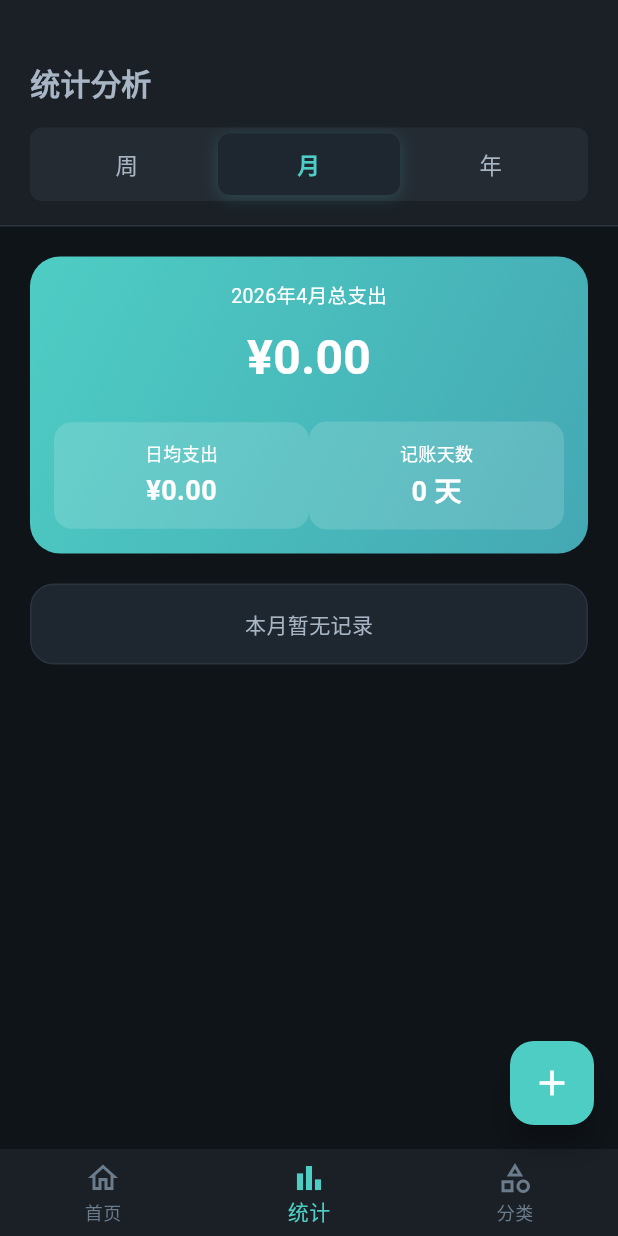
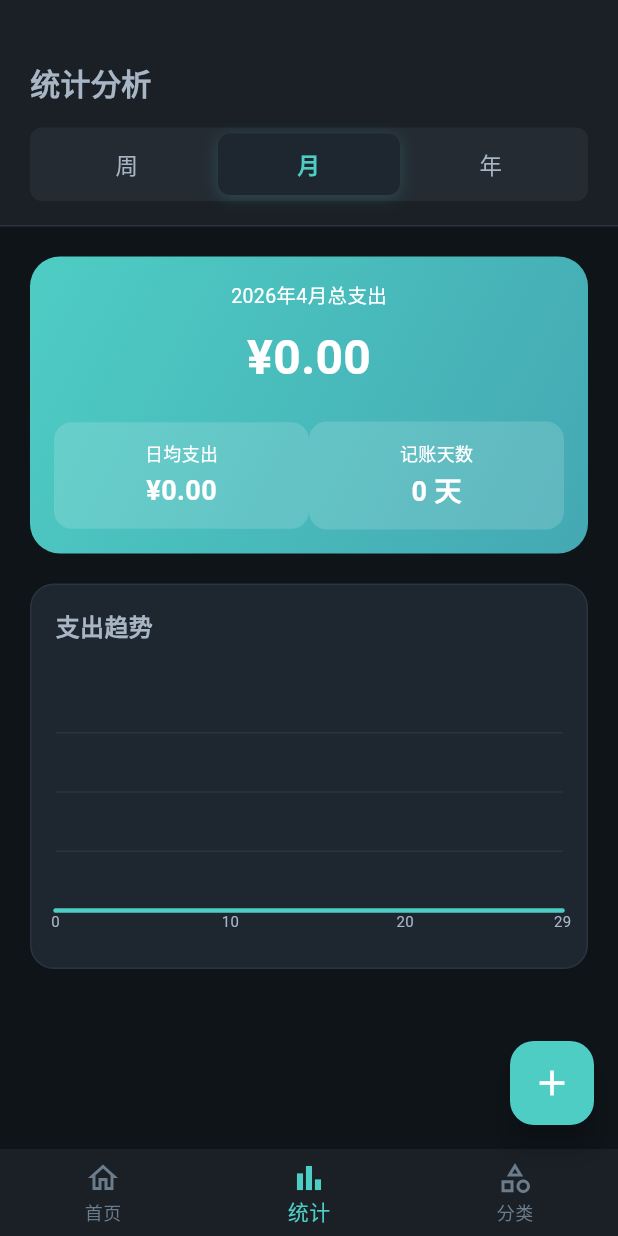
Before and after one commit to YanZiBin/qingji, a Flutter app: the screen it shows after launch, item 2 of the bottom bar chosen, on a phone screen of 412 x 824 dp. Run offline on Flutter 3.47's test engine with Material 3 defaults, Android fonts, the phone set to English and light mode, and no system bars; drawn by our look-alikes of fl_chart; our stand-ins replace sqflite; accounts and stored records are empty.

Commit message:
feat: 实现周/月/年维度统计切换
1. 总支出卡片根据维度变化
   - 周：显示'本周总支出'、日均支出、记账天数
   - 月：显示'X 月总支出'、日均支出、记账天数
   - 年：显示'X 年总支出'、月均支出、记账月数

2. 支出趋势图根据维度变化
   - 周：显示周一到周日 7 天数据
   - 月：显示 1 号到最后一天的数据
   - 年：显示 1-12 月数据
   - X 轴标签动态变化（周 X/日期/X 月）
   - 触摸提示显示对应维度标签

3. 新增辅助方法
   - _getTimeRangeData: 计算不同时间范围的支出数据
   - _getChartData: 生成不同维度的图表数据
   - _getXAxisLabel: 生成 X 轴标签
   - _getTooltipLabel: 生成触摸提示标签

```diff
--- a/lib/screens/stats/stats_screen.dart
+++ b/lib/screens/stats/stats_screen.dart
@@ -128,31 +128,12 @@ class _StatsScreenState extends State<StatsScreen> {
   Widget _buildSummaryCard() {
     return Consumer<RecordProvider>(
       builder: (context, provider, _) {
-        final summary = provider.monthSummary;
-        final expense = summary['expense'] ?? 0.0;
-
-        // 计算当月实际天数
-        final now = DateTime.now();
-        final selectedMonth = provider.selectedMonth;
-        final isCurrentMonth =
-            selectedMonth.year == now.year && selectedMonth.month == now.month;
-
-        // 如果是当月，使用今天的天数；否则使用当月总天数
-        final daysInMonth = DateTime(
-          selectedMonth.year,
-          selectedMonth.month + 1,
-          0,
-        ).day;
-        final daysToCount = isCurrentMonth ? now.day : daysInMonth;
-
-        // 计算实际记账天数（去重）
-        final uniqueDays = provider.records
-            .map(
-              (r) =>
-                  DateTime(r.dateTime.year, r.dateTime.month, r.dateTime.day),
-            )
-            .toSet()
-            .length;
+        // 根据时间维度计算数据
+        final timeRangeData = _getTimeRangeData(provider);
+        final expense = timeRangeData['expense'] ?? 0.0;
+        final periodLabel = timeRangeData['label'] as String;
+        final periodCount = timeRangeData['count'] as int;
+        final uniquePeriods = timeRangeData['uniquePeriods'] as int;
 
         return Container(
           padding: const EdgeInsets.all(AppDimensions.cardPadding),
@@ -163,7 +144,7 @@ class _StatsScreenState extends State<StatsScreen> {
           child: Column(
             children: [
               Text(
-                '${DateFormatter.yearMonth(provider.selectedMonth)}总支出',
+                periodLabel,
                 style: const TextStyle(fontSize: 13, color: Colors.white),
               ),
               const SizedBox(height: 8),
@@ -180,11 +161,18 @@ class _StatsScreenState extends State<StatsScreen> {
                 children: [
                   Expanded(
                     child: _buildSummaryItem(
-                      '日均支出',
-                      CurrencyFormatter.format(expense / daysToCount),
+                      _getAverageLabel(),
+                      CurrencyFormatter.format(
+                        _getAverageValue(expense, periodCount),
                       ),
                     ),
-                  Expanded(child: _buildSummaryItem('记账天数', '$uniqueDays 天')),
+                  ),
+                  Expanded(
+                    child: _buildSummaryItem(
+                      _getRecordPeriodsLabel(),
+                      '$uniquePeriods ${_getRecordPeriodsUnit()}',
+                    ),
+                  ),
                 ],
               ),
             ],
@@ -192,6 +180,110 @@ class _StatsScreenState extends State<StatsScreen> {
         );
       },
     );
+  }
+
+  Map<String, dynamic> _getTimeRangeData(RecordProvider provider) {
+    final now = DateTime.now();
+    final records = provider.records;
+
+    if (_timeIndex == 0) {
+      // 周：计算本周数据
+      final weekStart = now.subtract(Duration(days: now.weekday - 1));
+      final weekStartDateTime = DateTime(
+        weekStart.year,
+        weekStart.month,
+        weekStart.day,
+      );
+      final weekRecords = records
+          .where((r) => r.dateTime.isAfter(weekStartDateTime))
+          .toList();
+      final expense = weekRecords.fold<double>(
+        0,
+        (sum, r) => r.type == RecordType.expense ? sum + r.amount : sum,
+      );
+      final uniqueDays = weekRecords
+          .map(
+            (r) => DateTime(r.dateTime.year, r.dateTime.month, r.dateTime.day),
+          )
+          .toSet()
+          .length;
+
+      return {
+        'expense': expense,
+        'label': '本周总支出',
+        'count': 7,
+        'uniquePeriods': uniqueDays,
+      };
+    } else if (_timeIndex == 1) {
+      // 月：计算本月数据
+      final summary = provider.monthSummary;
+      final expense = summary['expense'] ?? 0.0;
+      final selectedMonth = provider.selectedMonth;
+      final isCurrentMonth =
+          selectedMonth.year == now.year && selectedMonth.month == now.month;
+      final daysInMonth = DateTime(
+        selectedMonth.year,
+        selectedMonth.month + 1,
+        0,
+      ).day;
+      final daysToCount = isCurrentMonth ? now.day : daysInMonth;
+      final uniqueDays = records
+          .map(
+            (r) => DateTime(r.dateTime.year, r.dateTime.month, r.dateTime.day),
+          )
+          .toSet()
+          .length;
+
+      return {
+        'expense': expense,
+        'label': '${DateFormatter.yearMonth(selectedMonth)}总支出',
+        'count': daysToCount,
+        'uniquePeriods': uniqueDays,
+      };
+    } else {
+      // 年：计算本年数据
+      final yearStart = DateTime(now.year, 1, 1);
+      final yearRecords = records
+          .where((r) => r.dateTime.isAfter(yearStart))
+          .toList();
+      final expense = yearRecords.fold<double>(
+        0,
+        (sum, r) => r.type == RecordType.expense ? sum + r.amount : sum,
+      );
+      final uniqueMonths = yearRecords
+          .map((r) => DateTime(r.dateTime.year, r.dateTime.month))
+          .toSet()
+          .length;
+
+      return {
+        'expense': expense,
+        'label': '${now.year}年总支出',
+        'count': now.month,
+        'uniquePeriods': uniqueMonths,
+      };
+    }
+  }
+
+  String _getAverageLabel() {
+    if (_timeIndex == 0) return '日均支出';
+    if (_timeIndex == 1) return '日均支出';
+    return '月均支出';
+  }
+
+  double _getAverageValue(double expense, int periodCount) {
+    return periodCount > 0 ? expense / periodCount : 0;
+  }
+
+  String _getRecordPeriodsLabel() {
+    if (_timeIndex == 0) return '记账天数';
+    if (_timeIndex == 1) return '记账天数';
+    return '记账月数';
+  }
+
+  String _getRecordPeriodsUnit() {
+    if (_timeIndex == 0) return '天';
+    if (_timeIndex == 1) return '天';
+    return '月';
   }
 
   Widget _buildSummaryItem(String label, String value) {
@@ -224,7 +316,9 @@ class _StatsScreenState extends State<StatsScreen> {
   Widget _buildTrendChart() {
     return Consumer<RecordProvider>(
       builder: (context, provider, _) {
-        if (provider.records.isEmpty) {
+        final chartData = _getChartData(provider);
+        if (chartData['spots'] == null ||
+            (chartData['spots'] as List).isEmpty) {
           return _buildEmptyChart();
         }
 
@@ -251,7 +345,7 @@ class _StatsScreenState extends State<StatsScreen> {
                     gridData: FlGridData(
                       show: true,
                       drawVerticalLine: false,
-                      horizontalInterval: _calculateMaxY(provider) / 4,
+                      horizontalInterval: (chartData['maxY'] as double) / 4,
                       getDrawingHorizontalLine: (value) {
                         return FlLine(color: AppColors.bgHover, strokeWidth: 1);
                       },
@@ -261,11 +355,11 @@ class _StatsScreenState extends State<StatsScreen> {
                       bottomTitles: AxisTitles(
                         sideTitles: SideTitles(
                           showTitles: true,
-                          interval: _getLabelInterval(provider),
+                          interval: chartData['labelInterval'] as double,
                           getTitlesWidget: (value, meta) {
-                            final day = value.toInt() + 1;
+                            final label = _getXAxisLabel(value.toInt());
                             return Text(
-                              '$day',
+                              label,
                               style: const TextStyle(
                                 fontSize: 10,
                                 color: AppColors.textSecondary,
@@ -286,18 +380,38 @@ class _StatsScreenState extends State<StatsScreen> {
                     ),
                     borderData: FlBorderData(show: false),
                     minX: 0,
-                    maxX: _getMaxX(provider).toDouble(),
+                    maxX: chartData['maxX'] as double,
                     minY: 0,
-                    maxY: _calculateMaxY(provider),
-                    lineBarsData: _generateLineBars(provider),
+                    maxY: chartData['maxY'] as double,
+                    lineBarsData: [
+                      LineChartBarData(
+                        spots: chartData['spots'] as List<FlSpot>,
+                        isCurved: true,
+                        color: AppColors.accent,
+                        barWidth: 3,
+                        isStrokeCapRound: true,
+                        dotData: FlDotData(show: false),
+                        belowBarData: BarAreaData(
+                          show: true,
+                          gradient: LinearGradient(
+                            begin: Alignment.topCenter,
+                            end: Alignment.bottomCenter,
+                            colors: [
+                              AppColors.accent.withOpacity(0.3),
+                              AppColors.accent.withOpacity(0.05),
+                            ],
+                          ),
+                        ),
+                      ),
+                    ],
                     lineTouchData: LineTouchData(
                       enabled: true,
                       touchTooltipData: LineTouchTooltipData(
                         getTooltipItems: (touchedSpots) {
                           return touchedSpots.map((spot) {
-                            final day = spot.x.toInt() + 1;
+                            final label = _getTooltipLabel(spot.x.toInt());
                             return LineTooltipItem(
-                              '$day 日\n¥${spot.y.toStringAsFixed(2)}',
+                              '$label\n¥${spot.y.toStringAsFixed(2)}',
                               const TextStyle(
                                 color: Colors.white,
                                 fontWeight: FontWeight.bold,
@@ -317,113 +431,126 @@ class _StatsScreenState extends State<StatsScreen> {
     );
   }
 
-  double _calculateMaxY(RecordProvider provider) {
+  Map<String, dynamic> _getChartData(RecordProvider provider) {
+    final now = DateTime.now();
+    final records = provider.records;
+    List<FlSpot> spots = [];
+    double maxY = 100;
+    double maxX = 0;
+    double labelInterval = 1;
+
+    if (_timeIndex == 0) {
+      // 周：显示本周 7 天的数据
+      final weekStart = now.subtract(Duration(days: now.weekday - 1));
+      final weekStartDateTime = DateTime(
+        weekStart.year,
+        weekStart.month,
+        weekStart.day,
+      );
+
+      final dailyTotals = <int, double>{};
+      for (var i = 0; i < 7; i++) {
+        dailyTotals[i] = 0.0;
+      }
+
+      for (var record in records) {
+        if (record.dateTime.isAfter(weekStartDateTime) &&
+            record.type == RecordType.expense) {
+          final dayIndex = record.dateTime.difference(weekStartDateTime).inDays;
+          dailyTotals[dayIndex] = (dailyTotals[dayIndex] ?? 0) + record.amount;
+        }
+      }
+
+      spots = List.generate(
+        7,
+        (i) => FlSpot(i.toDouble(), dailyTotals[i] ?? 0.0),
+      );
+      maxY = dailyTotals.values.reduce((a, b) => a > b ? a : b);
+      maxX = 6;
+      labelInterval = 1;
+    } else if (_timeIndex == 1) {
+      // 月：显示当月每天的数据
       final daysInMonth = DateTime(
         provider.selectedMonth.year,
         provider.selectedMonth.month + 1,
         0,
       ).day;
 
-    // 按日期汇总
-    final dailyTotals = <int, double>{};
-    for (var record in provider.records) {
-      if (record.type == RecordType.expense) {
-        final day = record.dateTime.day;
-        dailyTotals[day] = (dailyTotals[day] ?? 0) + record.amount;
-      }
-    }
-
-    // 只计算最近 7 天的最大值
-    final startDay = _getStartDay(provider);
-    final daysToShow = daysInMonth > 7 ? 7 : daysInMonth;
-    double maxDailyTotal = 0;
-    for (var i = 0; i < daysToShow; i++) {
-      final day = startDay + i;
-      final total = dailyTotals[day] ?? 0;
-      if (total > maxDailyTotal) {
-        maxDailyTotal = total;
-      }
-    }
-
-    return maxDailyTotal > 0 ? maxDailyTotal * 1.2 : 100.0;
-  }
-
-  int _getStartDay(RecordProvider provider) {
-    final daysInMonth = DateTime(
-      provider.selectedMonth.year,
-      provider.selectedMonth.month + 1,
-      0,
-    ).day;
-    return daysInMonth > 7 ? daysInMonth - 6 : 1;
-  }
-
-  int _getMaxX(RecordProvider provider) {
-    final daysInMonth = DateTime(
-      provider.selectedMonth.year,
-      provider.selectedMonth.month + 1,
-      0,
-    ).day;
-    return daysInMonth - 1;
-  }
-
-  double _getLabelInterval(RecordProvider provider) {
-    final daysInMonth = DateTime(
-      provider.selectedMonth.year,
-      provider.selectedMonth.month + 1,
-      0,
-    ).day;
-    if (daysInMonth <= 10) return 2;
-    if (daysInMonth <= 20) return 5;
-    return 10;
-  }
-
-  List<LineChartBarData> _generateLineBars(RecordProvider provider) {
-    final daysInMonth = DateTime(
-      provider.selectedMonth.year,
-      provider.selectedMonth.month + 1,
-      0,
-    ).day;
-
-    // 按日期分组统计支出
       final dailyTotals = <int, double>{};
       for (var i = 1; i <= daysInMonth; i++) {
         dailyTotals[i] = 0.0;
       }
 
-    for (var record in provider.records) {
+      for (var record in records) {
         if (record.type == RecordType.expense) {
-        final day = record.dateTime.day;
-        dailyTotals[day] = (dailyTotals[day] ?? 0) + record.amount;
+          dailyTotals[record.dateTime.day] =
+              (dailyTotals[record.dateTime.day] ?? 0) + record.amount;
         }
       }
 
-    // 生成折线图数据点
-    final spots = <FlSpot>[];
-    for (var day = 1; day <= daysInMonth; day++) {
-      spots.add(FlSpot((day - 1).toDouble(), dailyTotals[day] ?? 0.0));
+      spots = List.generate(
+        daysInMonth,
+        (i) => FlSpot(i.toDouble(), dailyTotals[i + 1] ?? 0.0),
+      );
+      maxX = daysInMonth - 1;
+      labelInterval = daysInMonth <= 10 ? 2 : (daysInMonth <= 20 ? 5 : 10);
+    } else {
+      // 年：显示 12 个月的数据
+      final monthlyTotals = <int, double>{};
+      for (var i = 1; i <= 12; i++) {
+        monthlyTotals[i] = 0.0;
       }
 
-    return [
-      LineChartBarData(
-        spots: spots,
-        isCurved: true,
-        color: AppColors.accent,
-        barWidth: 3,
-        isStrokeCapRound: true,
-        dotData: FlDotData(show: false),
-        belowBarData: BarAreaData(
-          show: true,
-          gradient: LinearGradient(
-            begin: Alignment.topCenter,
-            end: Alignment.bottomCenter,
-            colors: [
-              AppColors.accent.withOpacity(0.3),
-              AppColors.accent.withOpacity(0.05),
-            ],
-          ),
-        ),
-      ),
-    ];
+      final yearStart = DateTime(now.year, 1, 1);
+      for (var record in records) {
+        if (record.dateTime.isAfter(yearStart) &&
+            record.type == RecordType.expense) {
+          final month = record.dateTime.month;
+          monthlyTotals[month] = (monthlyTotals[month] ?? 0) + record.amount;
+        }
+      }
+
+      spots = List.generate(
+        12,
+        (i) => FlSpot(i.toDouble(), monthlyTotals[i + 1] ?? 0.0),
+      );
+      maxX = 11;
+      labelInterval = 2;
+    }
+
+    maxY = maxY > 0 ? maxY * 1.2 : 100;
+
+    return {
+      'spots': spots,
+      'maxY': maxY,
+      'maxX': maxX,
+      'labelInterval': labelInterval,
+    };
+  }
+
+  String _getXAxisLabel(int value) {
+    if (_timeIndex == 0) {
+      // 周：显示周一到周日
+      const weekdays = ['一', '二', '三', '四', '五', '六', '日'];
+      return '周${weekdays[value]}';
+    } else if (_timeIndex == 1) {
+      // 月：显示日期
+      return '$value';
+    } else {
+      // 年：显示月份
+      return '${value + 1}月';
+    }
+  }
+
+  String _getTooltipLabel(int value) {
+    if (_timeIndex == 0) {
+      const weekdays = ['周一', '周二', '周三', '周四', '周五', '周六', '周日'];
+      return weekdays[value];
+    } else if (_timeIndex == 1) {
+      return '${value + 1}日';
+    } else {
+      return '${value + 1}月';
+    }
   }
 
   Widget _buildEmptyChart() {
```
Lines whose indentation alone changed are shown as unchanged.
